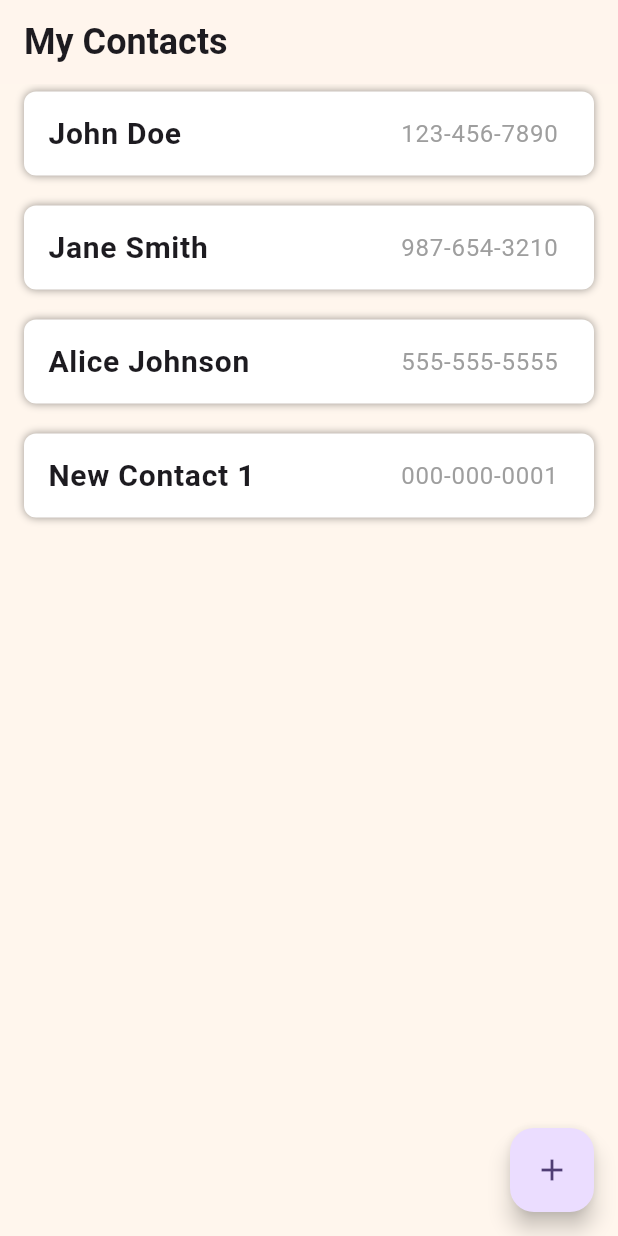
After one commit to ikanthi258/kanthi-1096-flutter-labs, a Flutter app: the ContactListScreen screen opened directly, after a tap on the "add" icon, on a phone screen of 412 x 824 dp. The commit adds this screen. Run offline on Flutter 3.47's test engine with Material 3 defaults, Android fonts, the phone set to English and light mode, and no system bars.

Commit message:
Lab4 Exercise2

```diff
--- /dev/null
+++ b/kanthi_widgets_exercises/lib/main_contact_list.dart
@@ -0,0 +1,38 @@
+// ============================================
+// A custom widget QuoteContainerCard
+//
+// AI DOCUMENTATION
+// No AI tools were used for this file.
+// All code written independently.
+//
+//
+//
+// @author Kanthi Phrakhienthong
+// @version 1.0.
+// @date 2026-01-07
+// ============================================
+
+import 'package:flutter/material.dart';
+import 'package:kanthi_first_app_test/screens/contact_list_screen.dart';
+
+void main() {
+  runApp(
+    MaterialApp(
+      theme: ThemeData(
+        useMaterial3: true,
+        colorScheme: ColorScheme.fromSeed(seedColor: Colors.orange),
+        brightness: Brightness.light,
+      ),
+      darkTheme: ThemeData(
+        useMaterial3: true,
+        colorScheme: ColorScheme.fromSeed(
+          seedColor: Colors.orange,
+          brightness: Brightness.dark,
+        ),
+      ),
+      themeMode: ThemeMode.system,
+      home: ContactListScreen(),
+      debugShowCheckedModeBanner: false,
+    ),
+  );
+}
--- a/kanthi_widgets_exercises/lib/main_movies.dart
+++ b/kanthi_widgets_exercises/lib/main_movies.dart
@@ -5,12 +5,11 @@
 // No AI tools were used for this file.
 // All code written independently.
 //
-// This code re-using code from 'main_quote_card.dart' to create container
-// for author's name and applied Margin, Padding to create space between text.
+//
 //
 // @author Kanthi Phrakhienthong
 // @version 1.0.
-// @date 2025-12-16
+// @date 2026-01-07
 // ============================================
 
 import 'package:flutter/material.dart';
--- /dev/null
+++ b/kanthi_widgets_exercises/lib/models/contact_model.dart
@@ -0,0 +1,7 @@
+import 'package:flutter/material.dart';
+
+class Contact {
+  final String name;
+  final String phoneNumber;
+  const Contact({required this.name, required this.phoneNumber});
+}
--- /dev/null
+++ b/kanthi_widgets_exercises/lib/screens/contact_list_screen.dart
@@ -0,0 +1,85 @@
+import 'package:flutter/material.dart';
+import '../models/contact_model.dart';
+
+void main() {
+  runApp(ContactListScreen());
+}
+
+class ContactListScreen extends StatefulWidget {
+  const ContactListScreen({super.key});
+  @override
+  ContactListState createState() => ContactListState();
+}
+
+class ContactListState extends State<ContactListScreen> {
+  final List<Contact> _contacts = [
+    Contact(name: "John Doe", phoneNumber: "123-456-7890"),
+    Contact(name: "Jane Smith", phoneNumber: "987-654-3210"),
+    Contact(name: "Alice Johnson", phoneNumber: "555-555-5555"),
+  ];
+  int _counter = 1;
+
+  void _addContact() {
+    setState(() {
+      _contacts.add(
+        Contact(
+          name: "New Contact $_counter",
+          phoneNumber: "000-000-${_counter.toString().padLeft(4, '0')}",
+        ),
+      );
+      _counter++;
+    });
+  }
+
+  @override
+  Widget build(BuildContext context) {
+    return Scaffold(
+      backgroundColor: const Color(0xFFFFF6ED),
+      appBar: AppBar(
+        title: const Text(
+          'My Contacts',
+          style: TextStyle(fontSize: 24, fontWeight: FontWeight.bold),
+        ),
+        backgroundColor: const Color(0xFFFFF5ED),
+      ),
+      body: ListView.separated(
+        itemBuilder: (context, index) {
+          return Container(
+            margin: EdgeInsets.symmetric(vertical: 5, horizontal: 16),
+            decoration: BoxDecoration(
+              color: Colors.white,
+              borderRadius: BorderRadius.circular(8.0),
+              boxShadow: [BoxShadow(color: Colors.black38, blurRadius: 4.0)],
+            ),
+
+            child: ListTile(
+              title: Text(
+                _contacts[index].name,
+                style: TextStyle(fontSize: 20, fontWeight: FontWeight.bold),
+              ),
+              trailing: Text(
+                _contacts[index].phoneNumber,
+                style: TextStyle(
+                  fontSize: 16,
+                  fontWeight: FontWeight.w400,
+                  color: Colors.grey,
+                ),
+              ),
+            ),
+          );
+        },
+        separatorBuilder: (context, index) {
+          return Container(padding: EdgeInsets.symmetric(vertical: 5));
+        },
+        itemCount: _contacts.length,
+      ),
+      floatingActionButton: FloatingActionButton(
+        onPressed: () {
+          _addContact();
+        },
+        tooltip: "Add one more contact",
+        child: const Icon(Icons.add),
+      ),
+    );
+  }
+}
--- /dev/null
+++ b/outputs/1096-contacts-added.txt
@@ -0,0 +1 @@
+Video Demo : https://www.youtube.com/watch?v=a5GiUuCr9_w
```
Also changed, not shown: outputs/1096--contacts-initial.png (added).
